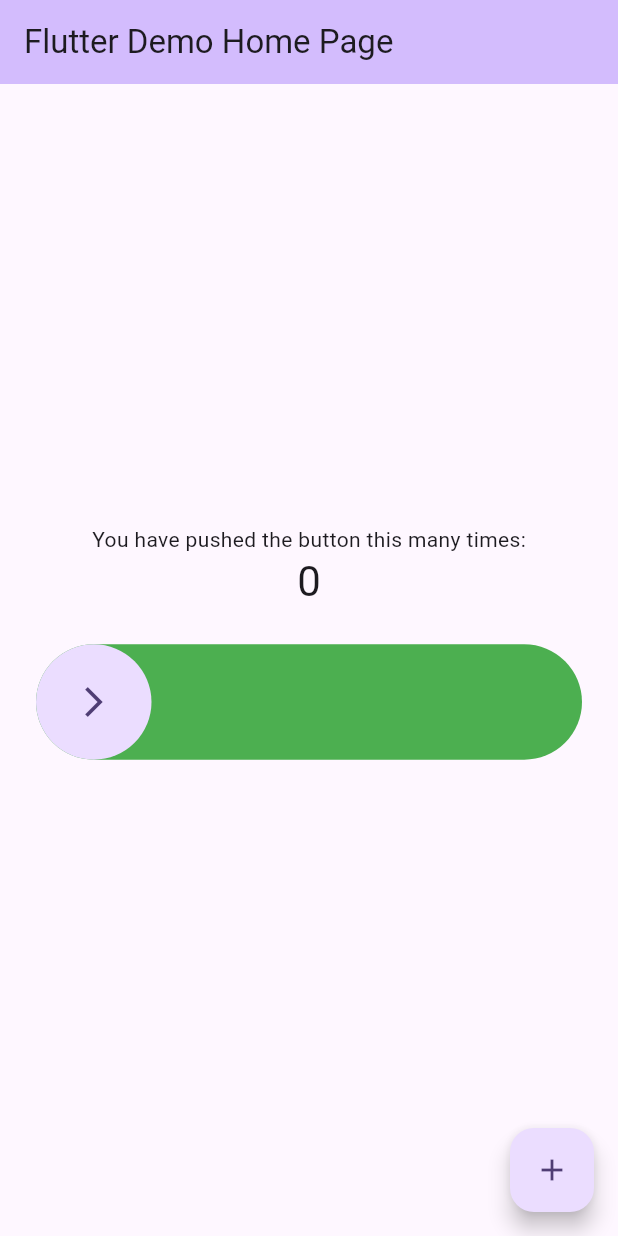
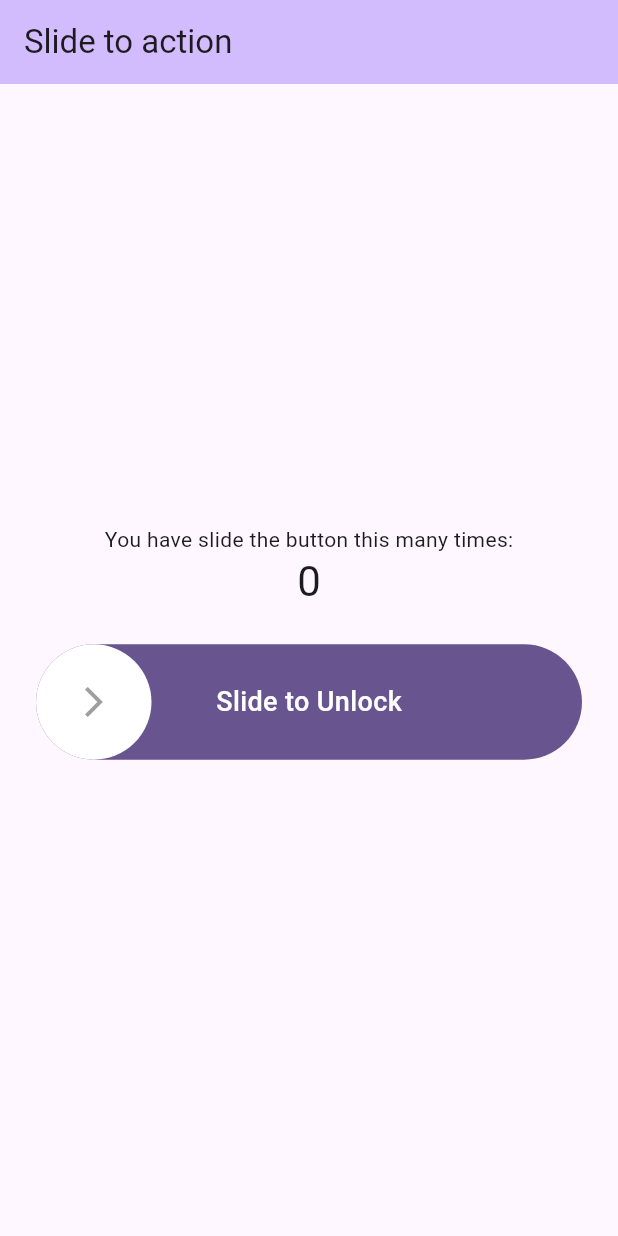
Before and after one commit to SouravSouru/slide-to-action, a Flutter app: the screen it shows after launch, on a phone screen of 412 x 824 dp. Run offline on Flutter 3.47's test engine with Material 3 defaults, Android fonts, the phone set to English and light mode, and no system bars.

Commit message:
coding completed

```diff
--- a/example/lib/main.dart
+++ b/example/lib/main.dart
@@ -8,46 +8,21 @@ void main() {
 class MyApp extends StatelessWidget {
   const MyApp({super.key});
 
-  // This widget is the root of your application.
   @override
   Widget build(BuildContext context) {
     return MaterialApp(
-      title: 'Flutter Demo',
+      title: 'Slide to action',
       theme: ThemeData(
-        // This is the theme of your application.
-        //
-        // TRY THIS: Try running your application with "flutter run". You'll see
-        // the application has a purple toolbar. Then, without quitting the app,
-        // try changing the seedColor in the colorScheme below to Colors.green
-        // and then invoke "hot reload" (save your changes or press the "hot
-        // reload" button in a Flutter-supported IDE, or press "r" if you used
-        // the command line to start the app).
-        //
-        // Notice that the counter didn't reset back to zero; the application
-        // state is not lost during the reload. To reset the state, use hot
-        // restart instead.
-        //
-        // This works for code too, not just values: Most code changes can be
-        // tested with just a hot reload.
         colorScheme: ColorScheme.fromSeed(seedColor: Colors.deepPurple),
         useMaterial3: true,
       ),
-      home: const MyHomePage(title: 'Flutter Demo Home Page'),
+      home: const MyHomePage(title: 'Slide to action'),
     );
   }
 }
 
 class MyHomePage extends StatefulWidget {
   const MyHomePage({super.key, required this.title});
-
-  // This widget is the home page of your application. It is stateful, meaning
-  // that it has a State object (defined below) that contains fields that affect
-  // how it looks.
-
-  // This class is the configuration for the state. It holds the values (in this
-  // case the title) provided by the parent (in this case the App widget) and
-  // used by the build method of the State. Fields in a Widget subclass are
-  // always marked "final".
 
   final String title;
 
@@ -68,55 +43,24 @@ class _MyHomePageState extends State<MyHomePage> {
 
   void _incrementCounter() {
     setState(() {
-      // This call to setState tells the Flutter framework that something has
-      // changed in this State, which causes it to rerun the build method below
-      // so that the display can reflect the updated values. If we changed
-      // _counter without calling setState(), then the build method would not be
-      // called again, and so nothing would appear to happen.
       _counter++;
     });
-    controller.loading();
+    controller.success();
   }
 
   @override
   Widget build(BuildContext context) {
-    // This method is rerun every time setState is called, for instance as done
-    // by the _incrementCounter method above.
-    //
-    // The Flutter framework has been optimized to make rerunning build methods
-    // fast, so that you can just rebuild anything that needs updating rather
-    // than having to individually change instances of widgets.
     return Scaffold(
       appBar: AppBar(
-        // TRY THIS: Try changing the color here to a specific color (to
-        // Colors.amber, perhaps?) and trigger a hot reload to see the AppBar
-        // change color while the other colors stay the same.
         backgroundColor: Theme.of(context).colorScheme.inversePrimary,
-        // Here we take the value from the MyHomePage object that was created by
-        // the App.build method, and use it to set our appbar title.
         title: Text(widget.title),
       ),
       body: Center(
-        // Center is a layout widget. It takes a single child and positions it
-        // in the middle of the parent.
         child: Column(
-          // Column is also a layout widget. It takes a list of children and
-          // arranges them vertically. By default, it sizes itself to fit its
-          // children horizontally, and tries to be as tall as its parent.
-          //
-          // Column has various properties to control how it sizes itself and
-          // how it positions its children. Here we use mainAxisAlignment to
-          // center the children vertically; the main axis here is the vertical
-          // axis because Columns are vertical (the cross axis would be
-          // horizontal).
-          //
-          // TRY THIS: Invoke "debug painting" (choose the "Toggle Debug Paint"
-          // action in the IDE, or press "p" in the console), to see the
-          // wireframe for each widget.
           mainAxisAlignment: MainAxisAlignment.center,
           children: <Widget>[
             const Text(
-              'You have pushed the button this many times:',
+              'You have slide the button this many times:',
             ),
             Text(
               '$_counter',
@@ -126,16 +70,26 @@ class _MyHomePageState extends State<MyHomePage> {
               padding: const EdgeInsets.all(8.0),
               child: SlideToAction(
                 controller: controller,
+                onSlideComplete: () async {
+                  controller.loading();
+
+                  await Future.delayed(Duration(seconds: 2)).then(
+                    (value) {
+                      controller.success();
+                      _incrementCounter();
+                    },
+                  );
+                  await Future.delayed(Duration(seconds: 2)).then(
+                    (value) {
+                      controller.reset();
+                    },
+                  );
+                },
               ),
             )
           ],
         ),
       ),
-      floatingActionButton: FloatingActionButton(
-        onPressed: _incrementCounter,
-        tooltip: 'Increment',
-        child: const Icon(Icons.add),
-      ), // This trailing comma makes auto-formatting nicer for build methods.
     );
   }
 }
--- a/lib/src/slide_to_action.dart
+++ b/lib/src/slide_to_action.dart
@@ -1,8 +1,42 @@
 import 'package:flutter/material.dart';
 
+/// A customizable "Slide to Action" widget that includes loading and success states.
 class SlideToAction extends StatefulWidget {
-  const SlideToAction({super.key, required this.controller});
+  const SlideToAction({
+    super.key,
+    required this.controller,
+    required this.onSlideComplete,
+    this.backgroundColor,
+    this.sliderColor,
+    this.sliderIcon,
+    this.label,
+    this.text,
+    this.height,
+  });
+
+  /// Controller to manage the slider's state (reset, loading, success).
   final SlideController controller;
+
+  /// Background color for the slider track.
+  final Color? backgroundColor;
+
+  /// Color for the sliding knob.
+  final Color? sliderColor;
+
+  /// Icon for the sliding knob.
+  final Icon? sliderIcon;
+
+  /// Height of the slider.
+  final double? height;
+
+  /// Action triggered when the slide is completed.
+  final VoidCallback onSlideComplete;
+
+  /// Text label displayed on the slider.
+  final String? label;
+
+  /// Custom widget for the slider's center text.
+  final Widget? text;
 
   @override
   State<SlideToAction> createState() => _SlideToActionState();
@@ -12,22 +46,29 @@ class _SlideToActionState extends State<SlideToAction>
     with SingleTickerProviderStateMixin {
   late AnimationController _animationController;
   late Animation<double> _animation;
-  double _avatarPosition = 0;
+
+  /// Current horizontal position of the slider knob.
+  double _sliderPosition = 0;
 
   @override
   void initState() {
     super.initState();
+
+    // Initialize animation controller for smooth slider animations.
     _animationController = AnimationController(
       vsync: this,
       duration: const Duration(milliseconds: 300),
     );
+
+    // Set up the animation to control the slider knob's position.
     _animation = Tween<double>(begin: 0, end: 0).animate(_animationController)
       ..addListener(() {
         setState(() {
-          _avatarPosition = _animation.value;
+          _sliderPosition = _animation.value;
         });
       });
-    // Listen for reset and loading events from the controller
+
+    // Listen to the controller's state changes for reset/loading/success.
     widget.controller._addListener(() {
       if (widget.controller.shouldReset) {
         _resetSlider();
@@ -42,8 +83,9 @@ class _SlideToActionState extends State<SlideToAction>
     super.dispose();
   }
 
+  /// Animate the slider knob to the target position.
   void _animateTo(double targetPosition) {
-    _animation = Tween<double>(begin: _avatarPosition, end: targetPosition)
+    _animation = Tween<double>(begin: _sliderPosition, end: targetPosition)
         .animate(CurvedAnimation(
       parent: _animationController,
       curve: Curves.easeOut,
@@ -51,12 +93,9 @@ class _SlideToActionState extends State<SlideToAction>
     _animationController.forward(from: 0);
   }
 
+  /// Reset the slider to its initial position.
   void _resetSlider() {
-    setState(() {
-      widget.controller.isLoading = false;
-      // widget.controller.isSuccess = false;
-      _avatarPosition = 0;
-    });
+    _sliderPosition = 0;
     _animateTo(0.0);
   }
 
@@ -67,26 +106,43 @@ class _SlideToActionState extends State<SlideToAction>
       child: LayoutBuilder(
         builder: (context, constraints) {
           return SizedBox(
-            height: 77,
+            height: widget.height ?? 77,
             child: Stack(
               clipBehavior: Clip.none,
               fit: StackFit.passthrough,
               children: [
-                // Dynamically sized green background container
+                // Background container that shrinks during loading or success.
                 Center(
                   child: AnimatedContainer(
                     duration: const Duration(milliseconds: 300),
-                    width:
-                        widget.controller.isLoading ? 77 : constraints.maxWidth,
-                    height: 77,
+                    width: (widget.controller.isLoading ||
+                            widget.controller.isSuccess)
+                        ? widget.height ?? 77
+                        : constraints.maxWidth,
+                    height: widget.height ?? 77,
                     decoration: BoxDecoration(
-                      color: Colors.green,
+                      color: widget.backgroundColor ??
+                          Theme.of(context).primaryColor,
                       borderRadius: BorderRadius.circular(100),
                     ),
                   ),
                 ),
 
-                // Show loading icon
+                // Display text or custom widget when not loading or in success state.
+                if (!widget.controller.isLoading &&
+                    !widget.controller.isSuccess)
+                  Center(
+                    child: widget.text ??
+                        Text(
+                          widget.label ?? "Slide to Unlock",
+                          style: const TextStyle(
+                              color: Colors.white,
+                              fontSize: 18,
+                              fontWeight: FontWeight.w500),
+                        ),
+                  ),
+
+                // Display a loading indicator during the loading state.
                 if (widget.controller.isLoading)
                   const Center(
                     child: CircularProgressIndicator(
@@ -94,50 +150,54 @@ class _SlideToActionState extends State<SlideToAction>
                     ),
                   ),
 
-                // Show success icon
+                // Display a success icon during the success state.
                 if (widget.controller.isSuccess)
                   const Center(
                     child: Icon(
-                      Icons.check_circle,
+                      Icons.check_circle_outline_rounded,
                       color: Colors.white,
-                      size: 48,
+                      size: 50,
                     ),
                   ),
-                // Show slider only when not loading or success
-                if (!widget.controller.isLoading)
+
+                // Slider knob for user interaction, shown only in idle state.
+                if (!widget.controller.isLoading &&
+                    !widget.controller.isSuccess)
                   Positioned(
-                    left: _avatarPosition,
+                    left: _sliderPosition,
                     child: GestureDetector(
                       onHorizontalDragUpdate: (details) {
                         setState(() {
-                          _avatarPosition += details.delta.dx;
+                          _sliderPosition += details.delta.dx;
 
-                          if (_avatarPosition < 0) {
-                            _avatarPosition = 0;
-                          } else if (_avatarPosition >
-                              constraints.maxWidth - 77) {
-                            _avatarPosition = constraints.maxWidth - 77;
+                          // Ensure the knob stays within bounds.
+                          if (_sliderPosition < 0) {
+                            _sliderPosition = 0;
+                          } else if (_sliderPosition >
+                              constraints.maxWidth - (widget.height ?? 77)) {
+                            _sliderPosition =
+                                constraints.maxWidth - (widget.height ?? 77);
                           }
                         });
                       },
                       onHorizontalDragEnd: (details) {
-                        if (_avatarPosition >= constraints.maxWidth - 77) {
-                          // Trigger loading
-                          widget.controller.isLoading = true;
-                          widget.controller._listener();
-                          Future.delayed(const Duration(seconds: 2), () {
-                            widget.controller.isLoading = false;
-                            // widget.controller.isSuccess = true;
-                            widget.controller._listener();
-                          });
+                        // Trigger the action if the knob is fully dragged.
+                        if (_sliderPosition >=
+                            constraints.maxWidth - (widget.height ?? 77)) {
+                          widget.onSlideComplete();
                         } else {
-                          _animateTo(0.0);
+                          _animateTo(0.0); // Reset if not fully dragged.
                         }
                       },
-                      child: const CircleAvatar(
-                        radius: 77 / 2,
+                      child: CircleAvatar(
+                        backgroundColor: widget.sliderColor ?? Colors.white,
+                        radius: (widget.height ?? 77) / 2,
                         child: Center(
-                          child: Icon(Icons.arrow_forward_ios_outlined),
+                          child: widget.sliderIcon ??
+                              Icon(
+                                Icons.arrow_forward_ios_outlined,
+                                color: widget.sliderColor ?? Colors.grey,
+                              ),
                         ),
                       ),
                     ),
@@ -151,25 +211,47 @@ class _SlideToActionState extends State<SlideToAction>
   }
 }
 
+/// A controller to manage the state of the [SlideToAction] widget.
 class SlideController {
   late VoidCallback _listener;
 
-  bool shouldReset = false;
-  bool isLoading = false;
-  bool isSuccess = false;
+  /// Whether the slider should reset.
+  bool _shouldReset = false;
+  bool get shouldReset => _shouldReset;
+
+  /// Whether the slider is in the loading state.
+  bool _isLoading = false;
+  bool get isLoading => _isLoading;
+
+  /// Whether the slider is in the success state.
+  bool _isSuccess = false;
+  bool get isSuccess => _isSuccess;
 
   SlideController();
 
+  /// Reset the slider to its initial state.
   void reset() {
-    shouldReset = true;
+    _shouldReset = true;
+    _isLoading = false;
+    _isSuccess = false;
     _listener();
   }
 
+  /// Set the slider to the loading state.
   void loading() {
-    isLoading = true;
+    _isLoading = true;
+    _isSuccess = false;
     _listener();
   }
 
+  /// Set the slider to the success state.
+  void success() {
+    _isSuccess = true;
+    _isLoading = false;
+    _listener();
+  }
+
+  /// Add a listener to handle state updates.
   void _addListener(VoidCallback listener) {
     _listener = listener;
   }
```
